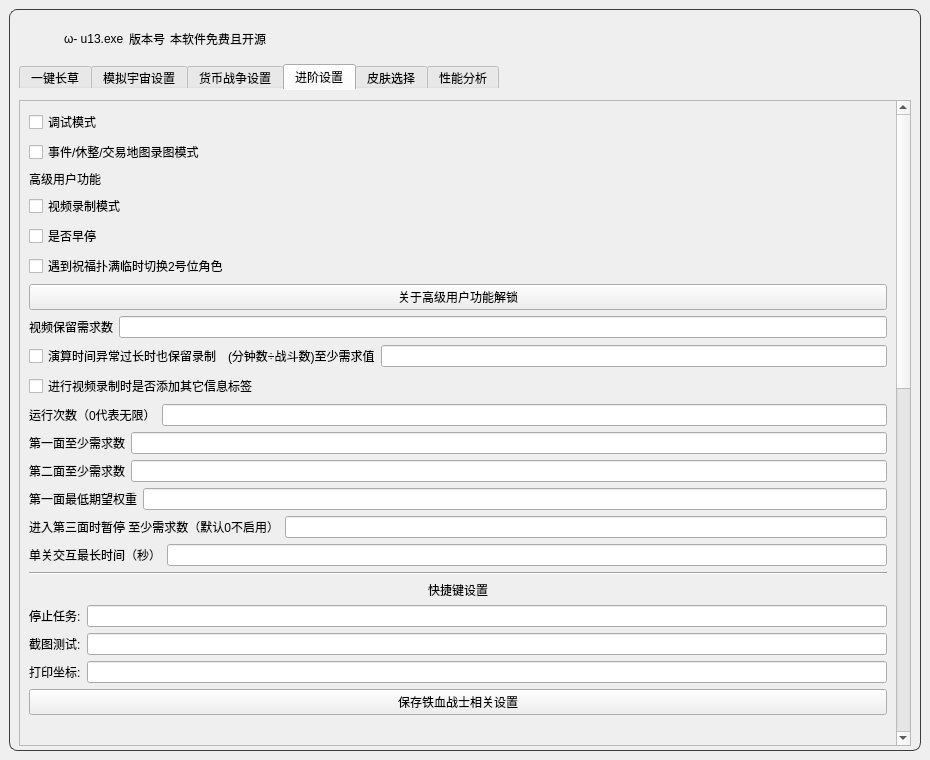
This is resource/ui/UI.ui in syfoud/Simulated_Scepter as Qt 5 draws it before an edit. The edited form follows.
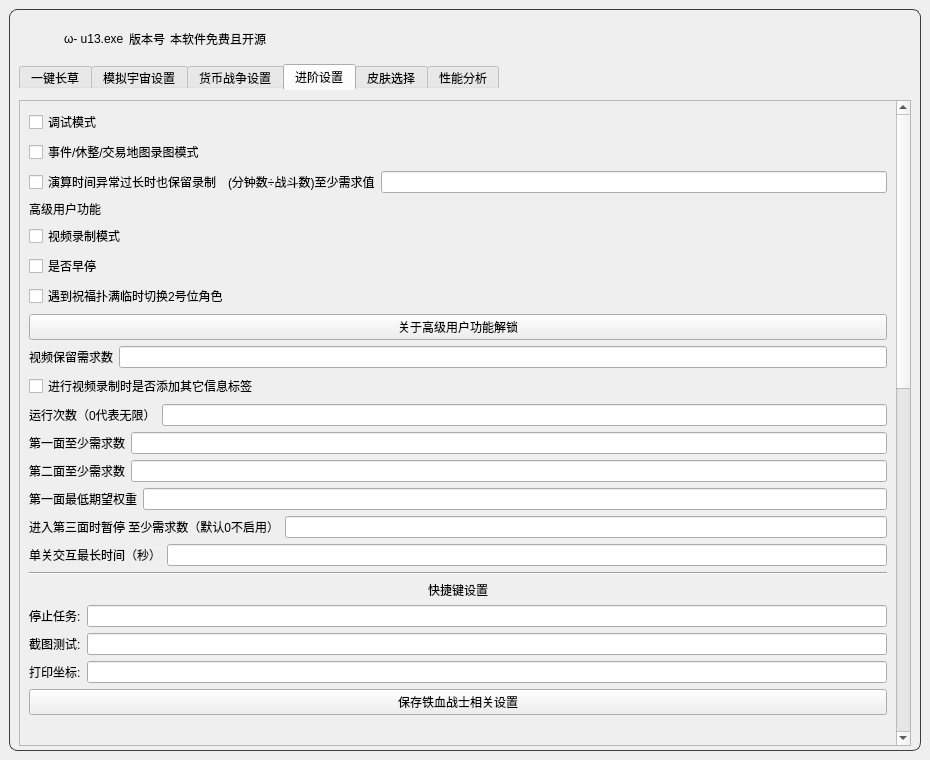
This is the edited form. The open tabs and pages were chosen to show the change. Icons and pictures are not drawn.

Commit message: 更改ui位置

The edit to the form file:
```diff
--- a/resource/ui/UI.ui
+++ b/resource/ui/UI.ui
@@ -1250,6 +1250,27 @@
                    </property>
                   </widget>
                  </item>
+                 <item>
+                   <layout class="QHBoxLayout" name="horizontalLayout_recording_keep_long_run">
+                   <item>
+                     <widget class="QCheckBox" name="recording_keep_long_run_checkbox">
+                     <property name="text">
+                       <string>演算时间异常过长时也保留录制</string>
+                     </property>
+                     </widget>
+                   </item>
+                   <item>
+                     <widget class="QLabel" name="label_recording_keep_long_run">
+                     <property name="text">
+                       <string>(分钟数÷战斗数)至少需求值</string>
+                     </property>
+                     </widget>
+                   </item>
+                   <item>
+                     <widget class="QLineEdit" name="recording_keep_long_run_input"/>
+                   </item>
+                   </layout>
+                 </item>
                  <item>
                   <widget class="QLabel" name="label_27">
                    <property name="text">
@@ -1301,27 +1322,6 @@
                  </item>
                 </layout>
                </item>
-               <item>
-                <layout class="QHBoxLayout" name="horizontalLayout_recording_keep_long_run">
-                 <item>
-                  <widget class="QCheckBox" name="recording_keep_long_run_checkbox">
-                   <property name="text">
-                    <string>演算时间异常过长时也保留录制</string>
-                   </property>
-                  </widget>
-                 </item>
-                 <item>
-                  <widget class="QLabel" name="label_recording_keep_long_run">
-                   <property name="text">
-                    <string>(分钟数÷战斗数)至少需求值</string>
-                   </property>
-                  </widget>
-                 </item>
-                 <item>
-                  <widget class="QLineEdit" name="recording_keep_long_run_input"/>
-                 </item>
-                </layout>
-               </item>
                <item>
                 <widget class="QCheckBox" name="recording_label_checkbox">
                  <property name="text">
```
